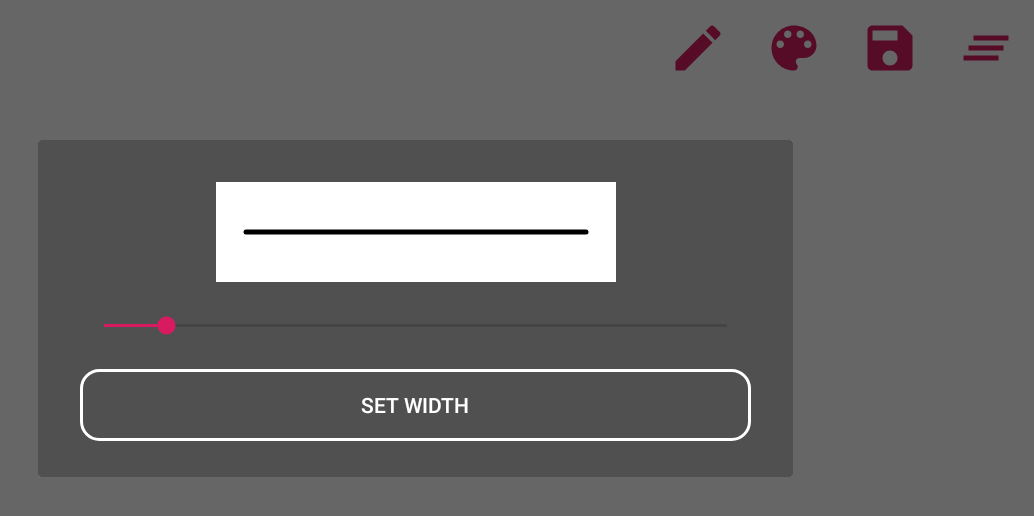
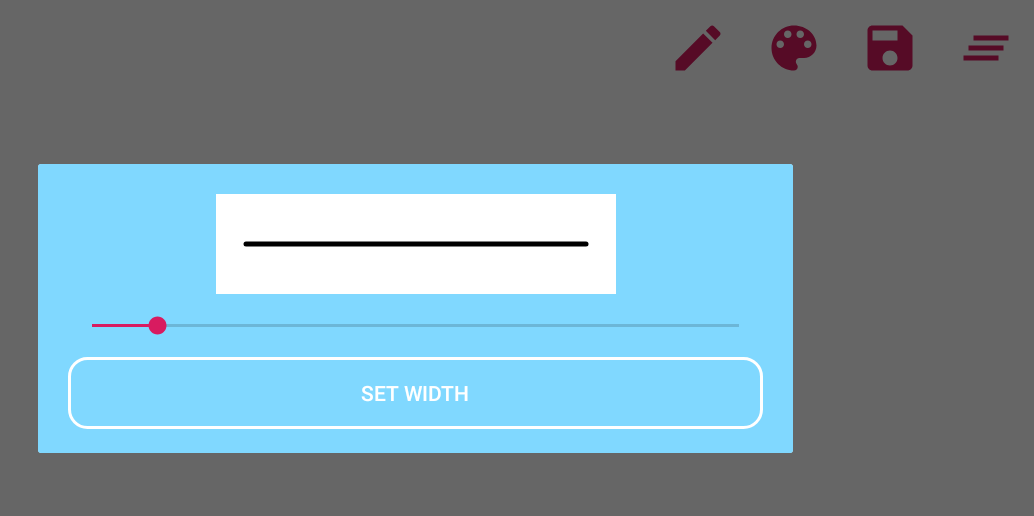
Before and after one commit to VishnuSanal/Sketch, an Android app: the screen it shows after launch (MainActivity), after a tap on "Clear All", on a phone screen of 824 x 412 dp (held sideways). Shown: the top 516 px of the screen, without its empty margins (202-1236 px from the left). Run offline under Robolectric (Android 15) with nearby library versions, the phone set to English and light mode, and no system bars; libraries missing offline, so code that uses them is left out: com.flask.colorpicker.

Commit message:
Fixed Exporting Bug!

```diff
--- a/app/src/main/java/phone/vishnu/sketchit/activity/MainActivity.java
+++ b/app/src/main/java/phone/vishnu/sketchit/activity/MainActivity.java
@@ -1,15 +1,19 @@
 package phone.vishnu.sketchit.activity;
 
 import android.Manifest;
+import android.content.Context;
 import android.content.DialogInterface;
+import android.content.SharedPreferences;
 import android.content.pm.PackageManager;
 import android.graphics.Bitmap;
 import android.graphics.Canvas;
 import android.graphics.Color;
 import android.graphics.Paint;
+import android.media.MediaScannerConnection;
 import android.os.AsyncTask;
 import android.os.Build;
 import android.os.Bundle;
+import android.os.Environment;
 import android.view.View;
 import android.view.WindowManager;
 import android.widget.Button;
@@ -26,17 +30,20 @@ import com.flask.colorpicker.ColorPickerView;
 import com.flask.colorpicker.builder.ColorPickerClickListener;
 import com.flask.colorpicker.builder.ColorPickerDialogBuilder;
 
+import java.io.BufferedOutputStream;
+import java.io.File;
+import java.io.FileOutputStream;
+
 import phone.vishnu.sketchit.R;
 import phone.vishnu.sketchit.view.SketchView;
 
 public class MainActivity extends AppCompatActivity {
+
     private SketchView sketchView;
     private AlertDialog.Builder currentAlertDialog;
     private ImageView imageView;
     private AlertDialog widthAlertDialog;
-
     private ImageView colorChooser, strokeWidth, clearAll, saveAll;
-
     private SeekBar.OnSeekBarChangeListener seekBarChangeListener = new SeekBar.OnSeekBarChangeListener() {
 
         Bitmap bitmap = Bitmap.createBitmap(400, 100, Bitmap.Config.ARGB_8888);
@@ -110,27 +117,6 @@ public class MainActivity extends AppCompatActivity {
 
     }
 
-    /*@Override
-    public boolean onCreateOptionsMenu(Menu menu) {
-        getMenuInflater().inflate(R.menu.menu, menu);
-        return super.onCreateOptionsMenu(menu);
-    }
-
-    @Override
-    public boolean onOptionsItemSelected(MenuItem item) {
-
-        if (item.getItemId() == R.id.notification_clear_all) {
-            sketchView.clear();
-        } else if (item.getItemId() == R.id.notification_line_width) {
-            showWidthAlertDialog();
-        } else if (item.getItemId() == R.id.notification_pen_color) {
-            showColorAlertDialog();
-        } else if (item.getItemId() == R.id.notification_save) {
-            requestPermission();
-        }
-        return super.onOptionsItemSelected(item);
-    }*/
-
     void showColorAlertDialog() {
         ColorPickerDialogBuilder
                 .with(this)
@@ -188,10 +174,40 @@ public class MainActivity extends AppCompatActivity {
                 AsyncTask.execute(new Runnable() {
                     @Override
                     public void run() {
-                        sketchView.generateNoteOnSD();
+
+                        if (!sketchView.isNull()) {
+
+                            File root = new File(Environment.getExternalStoragePublicDirectory(Environment.DIRECTORY_DCIM), "SketchIt");
+                            if (!root.exists()) root.mkdirs();
+
+                            SharedPreferences sharedPreferences = getSharedPreferences("phone.vishnu.statussaver", Context.MODE_PRIVATE);
+                            int lastInt = (sharedPreferences.getInt("number", 0)) + 1;
+                            String file = root.toString() + File.separator + "SketchIt" + lastInt + ".jpg";
+                            SharedPreferences.Editor editor = sharedPreferences.edit();
+                            editor.putInt("number", lastInt);
+                            editor.apply();
+
+                            Bitmap result = Bitmap.createBitmap(sketchView.getWidth(), sketchView.getHeight(), Bitmap.Config.ARGB_8888);
+                            Canvas c = new Canvas(result);
+                            sketchView.draw(c);
+
+                            try {
+                                FileOutputStream fOutputStream = new FileOutputStream(file);
+                                final BufferedOutputStream bos = new BufferedOutputStream(fOutputStream);
+
+                                result.compress(Bitmap.CompressFormat.JPEG, 90, bos);
+
+                                fOutputStream.flush();
+                                fOutputStream.close();
+
+                            } catch (Exception e) {
+                                e.printStackTrace();
+                            }
+                            MediaScannerConnection.scanFile(MainActivity.this, new String[]{file}, null, null);
+
+                        }
                     }
                 });
-
             }
         }
     }
--- a/app/src/main/res/layout/set_width_dialog.xml
+++ b/app/src/main/res/layout/set_width_dialog.xml
@@ -3,8 +3,8 @@
     xmlns:app="http://schemas.android.com/apk/res-auto"
     android:layout_width="match_parent"
     android:layout_height="wrap_content"
-    android:padding="24dp"
-    android:background="#505050">
+    android:background="@color/dialogBG"
+    android:padding="16dp">
 
     <Button
         android:id="@+id/widthButton"
@@ -35,9 +35,10 @@
         android:layout_width="match_parent"
         android:layout_height="wrap_content"
         android:layout_margin="4dp"
-        android:padding="16dp"
+        android:padding="8dp"
         android:max="50"
+        app:layout_constraintEnd_toEndOf="parent"
+        app:layout_constraintStart_toStartOf="parent"
         app:layout_constraintTop_toBottomOf="@id/widthImageView" />
 
-
 </androidx.constraintlayout.widget.ConstraintLayout>
--- a/app/src/main/res/values/colors.xml
+++ b/app/src/main/res/values/colors.xml
@@ -6,4 +6,6 @@
 
     <color name="white">#FFFFFF</color>
     <color name="iconsColor">@color/colorAccent</color>
+
+    <color name="dialogBG">#80D8FF</color>
 </resources>
```
Also changed, not shown: app/src/main/java/phone/vishnu/sketchit/view/SketchView.java (+3 -54 lines).
